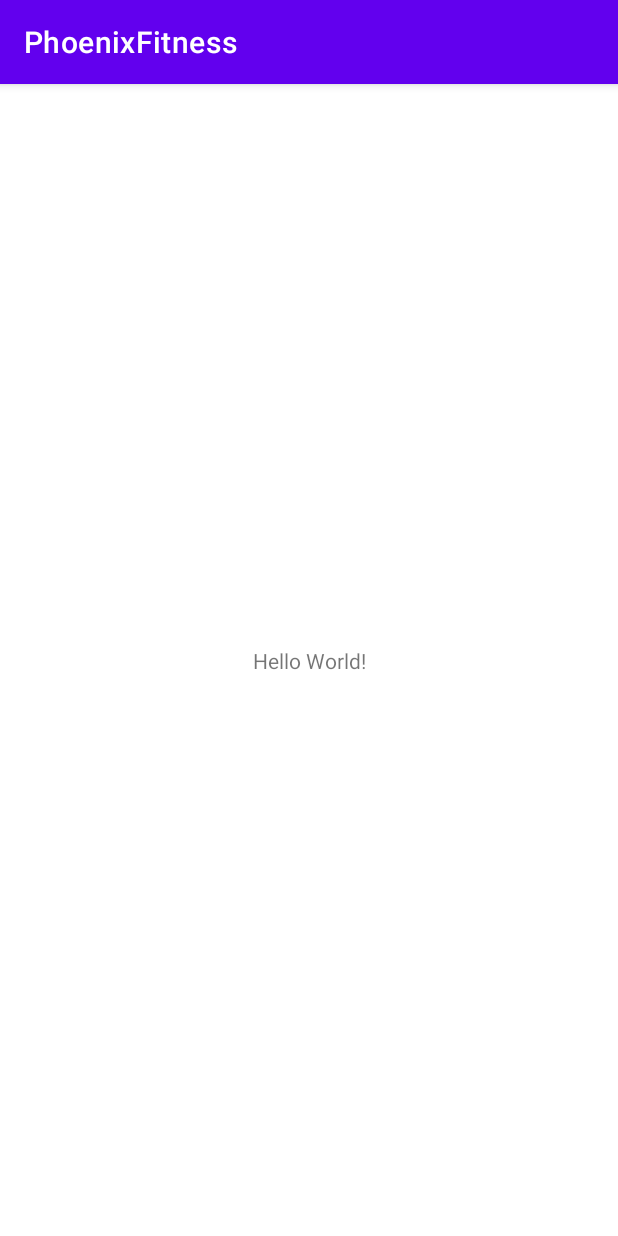
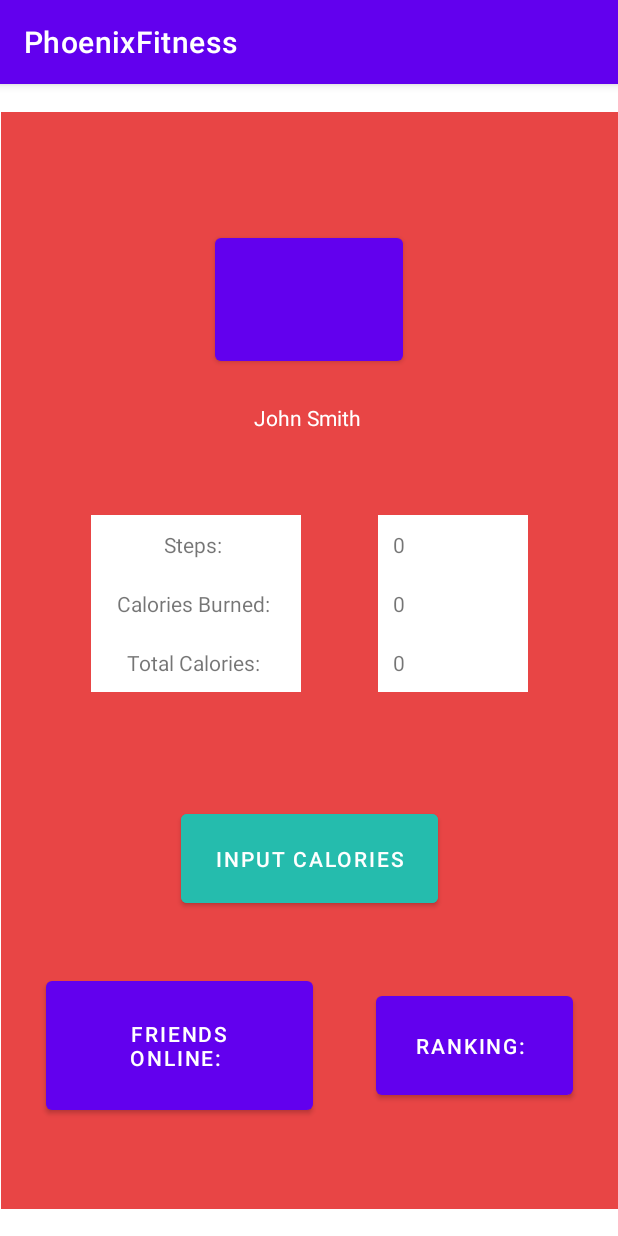
Before and after one commit to andyLiSyr/phoenixFitness, an Android app: the screen it shows after launch (MainActivity), on a phone screen of 412 x 824 dp. Run offline under Robolectric (Android 15) with nearby library versions, the light colour scheme and no system bars.

Commit message:
Made Basic Main menu

```diff
--- a/app/src/main/res/layout/activity_main.xml
+++ b/app/src/main/res/layout/activity_main.xml
@@ -6,13 +6,157 @@
     android:layout_height="match_parent"
     tools:context=".MainActivity">
 
-    <TextView
-        android:layout_width="wrap_content"
-        android:layout_height="wrap_content"
-        android:text="Hello World!"
+    <RelativeLayout
+        android:layout_width="411dp"
+        android:layout_height="731dp"
+        android:background="#E84545"
         app:layout_constraintBottom_toBottomOf="parent"
         app:layout_constraintEnd_toEndOf="parent"
         app:layout_constraintStart_toStartOf="parent"
-        app:layout_constraintTop_toTopOf="parent" />
+        app:layout_constraintTop_toTopOf="parent">
+
+        <LinearLayout
+            android:layout_width="140dp"
+            android:layout_height="wrap_content"
+            android:layout_above="@+id/InputCals"
+            android:layout_marginStart="60dp"
+            android:layout_marginBottom="75dp"
+            android:background="@color/white"
+            android:orientation="vertical">
+
+            <TextView
+                android:id="@+id/steps"
+                android:layout_width="wrap_content"
+                android:layout_height="wrap_content"
+                android:layout_gravity="center"
+                android:backgroundTint="#00F1D9"
+                android:padding="10dp"
+                android:text="Steps: " />
+
+            <TextView
+                android:id="@+id/caloriesBurn"
+                android:layout_width="wrap_content"
+                android:layout_height="wrap_content"
+                android:layout_gravity="center"
+                android:padding="10dp"
+                android:text="Calories Burned: " />
+
+            <TextView
+                android:id="@+id/totCals"
+                android:layout_width="wrap_content"
+                android:layout_height="wrap_content"
+                android:layout_gravity="center"
+                android:padding="10dp"
+                android:text="Total Calories: " />
+        </LinearLayout>
+
+        <Button
+            android:id="@+id/InputCals"
+            android:layout_width="171dp"
+            android:layout_height="71dp"
+            android:layout_alignParentStart="true"
+            android:layout_alignParentEnd="true"
+            android:layout_alignParentBottom="true"
+            android:layout_centerHorizontal="true"
+            android:layout_marginStart="120dp"
+            android:layout_marginEnd="120dp"
+            android:layout_marginBottom="198dp"
+            android:backgroundTint="#25BCAD"
+            android:text="@string/input_calories" />
+
+        <LinearLayout
+            android:layout_width="100dp"
+            android:layout_height="wrap_content"
+            android:layout_above="@+id/InputCals"
+            android:layout_alignParentEnd="true"
+            android:layout_marginStart="50dp"
+            android:layout_marginEnd="60dp"
+            android:layout_marginBottom="75dp"
+            android:background="@color/white"
+            android:orientation="vertical">
+
+            <TextView
+                android:id="@+id/stepscount"
+                android:layout_width="match_parent"
+                android:layout_height="wrap_content"
+                android:layout_gravity="center"
+                android:padding="10dp"
+                android:text="0" />
+
+            <TextView
+                android:id="@+id/caloriesBurncount"
+                android:layout_width="match_parent"
+                android:layout_height="wrap_content"
+                android:layout_gravity="center"
+                android:padding="10dp"
+                android:text="0" />
+
+            <TextView
+                android:id="@+id/totalcaloriescount"
+                android:layout_width="match_parent"
+                android:layout_height="wrap_content"
+                android:layout_gravity="center"
+                android:padding="10dp"
+                android:text="0" />
+        </LinearLayout>
+
+        <Button
+            android:id="@+id/friends"
+            android:layout_width="wrap_content"
+            android:layout_height="96dp"
+            android:layout_alignParentStart="true"
+            android:layout_alignParentTop="true"
+            android:layout_alignParentEnd="true"
+            android:layout_alignParentBottom="true"
+            android:layout_marginStart="30dp"
+            android:layout_marginTop="573dp"
+            android:layout_marginEnd="203dp"
+            android:layout_marginBottom="60dp"
+            android:padding="20dp"
+            android:text="Friends     Online: " />
+
+        <Button
+            android:id="@+id/ranking"
+            android:layout_width="wrap_content"
+            android:layout_height="wrap_content"
+            android:layout_alignParentStart="true"
+            android:layout_alignParentTop="true"
+            android:layout_alignParentEnd="true"
+            android:layout_alignParentBottom="true"
+            android:layout_marginStart="250dp"
+            android:layout_marginTop="583dp"
+            android:layout_marginEnd="30dp"
+            android:layout_marginBottom="70dp"
+            android:padding="20dp"
+            android:text="Ranking: " />
+
+        <TextView
+            android:id="@+id/accountName"
+            android:layout_width="149dp"
+            android:layout_height="wrap_content"
+            android:layout_alignParentStart="true"
+            android:layout_alignParentTop="true"
+            android:layout_alignParentEnd="true"
+            android:layout_alignParentBottom="true"
+            android:layout_centerHorizontal="true"
+            android:layout_marginStart="129dp"
+            android:layout_marginTop="194dp"
+            android:layout_marginEnd="132dp"
+            android:layout_marginBottom="502dp"
+            android:text="John Smith"
+            android:textAlignment="center"
+            android:textColor="@color/white" />
+
+        <Button
+            android:id="@+id/button10"
+            android:layout_width="125dp"
+            android:layout_height="100dp"
+            android:layout_alignBottom="@+id/accountName"
+            android:layout_alignParentTop="true"
+            android:layout_centerHorizontal="true"
+            android:layout_marginTop="78dp"
+            android:layout_marginBottom="57dp" />
+
+    </RelativeLayout>
 
 </androidx.constraintlayout.widget.ConstraintLayout>
--- a/app/src/main/res/values/strings.xml
+++ b/app/src/main/res/values/strings.xml
@@ -1,3 +1,4 @@
 <resources>
     <string name="app_name">PhoenixFitness</string>
+    <string name="input_calories">Input Calories</string>
 </resources>
--- a/build.gradle
+++ b/build.gradle
@@ -1,7 +1,7 @@
 // Top-level build file where you can add configuration options common to all sub-projects/modules.
 plugins {
-    id 'com.android.application' version '7.2.1' apply false
-    id 'com.android.library' version '7.2.1' apply false
+    id 'com.android.application' version '7.2.2' apply false
+    id 'com.android.library' version '7.2.2' apply false
 }
 
 task clean(type: Delete) {
```
